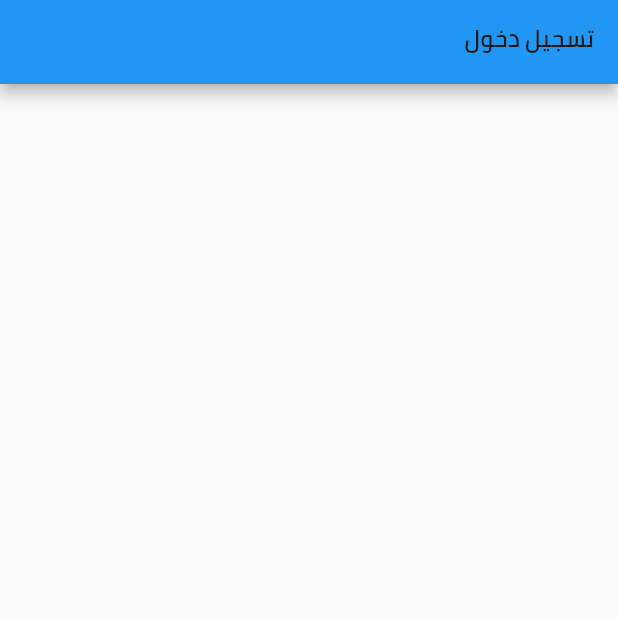
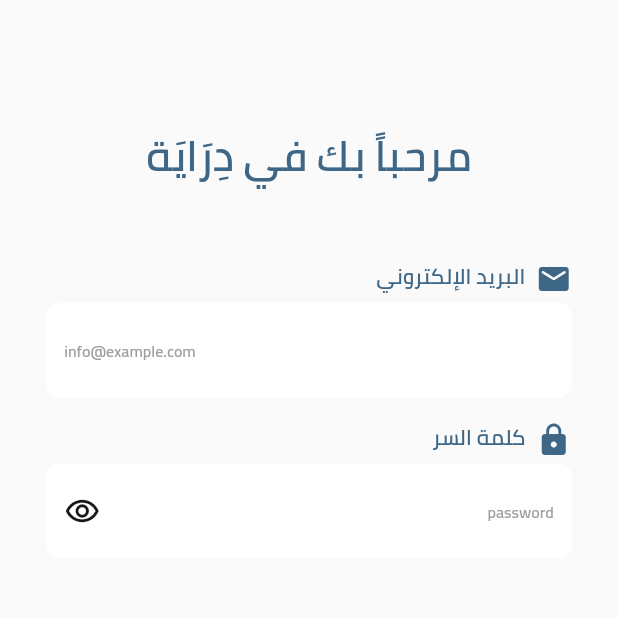
Before and after one commit to ahmedhany20200050/deraya, a Flutter app: the screen it shows after launch, on a phone screen of 412 x 824 dp, the top half of it. Run offline on Flutter 3.47's test engine with Material 2 defaults, Android fonts, the phone set to English and light mode, and no system bars; our stand-ins replace bloc, easy_localization, flutter_bloc, flutter_screenutil, hive_flutter; accounts and stored records are empty.

Commit message:
add email&password title and text fields

```diff
--- a/assets/language/ar-EG.json
+++ b/assets/language/ar-EG.json
@@ -1,4 +1,6 @@
 {
   "Login": "تسجيل دخول"
-,"email": "البريد الإلكتروني"
+, "email": "البريد الإلكتروني"
+, "password": "كلمة السر"
+, "welcome": "مرحباً بك في دِرَايَة"
 }
--- a/assets/language/en-US.json
+++ b/assets/language/en-US.json
@@ -2,4 +2,6 @@
 {
   "Login": "Login"
 ,"email": "Email"
+,"password": "password"
+,"welcome": "Welcome to Derya"
 }
--- a/lib/core/constant/colors.dart
+++ b/lib/core/constant/colors.dart
@@ -1,6 +1,6 @@
 import 'package:flutter/material.dart';
 
-class ColorsManger{
+abstract class ColorsManger{
   //#3E6787
   static const Color primary = Color(0xff3E6787);
   static const Color blackColor = Color(0xff171717);
--- a/lib/presentation/components/text_form_field.dart
+++ b/lib/presentation/components/text_form_field.dart
@@ -125,13 +125,13 @@ class _TextFormFieldWidgetState extends State<TextFormFieldWidget> {
                   borderSide:
                   BorderSide(color: widget.activeBorderColor, width: 1.0),
                   borderRadius:
-                  BorderRadius.all(Radius.circular(60.r))),
+                  BorderRadius.all(Radius.circular(10.r))),
               enabledBorder: OutlineInputBorder(
-                  borderSide: BorderSide(color: Colors.white, width: 1.0),
+                  borderSide: const BorderSide(color: Colors.white, width: 1.0),
                   borderRadius:
-                  BorderRadius.all(Radius.circular(60.r))),
+                  BorderRadius.all(Radius.circular(10.r))),
               labelStyle: const TextStyle(color: ColorsManger.blackColor,fontFamily: "cairo",fontWeight: FontWeight.w400),
-              hintStyle: TextStyle(color: ColorsManger.blackColor, fontSize: 12.sp,fontFamily: "cairo",fontWeight: FontWeight.w400),
+              hintStyle: TextStyle(color: Colors.grey, fontSize: 12.sp,fontFamily: "cairo",fontWeight: FontWeight.w400),
               hintText: widget.hintText),
       keyboardType: widget.type,
       obscureText: widget.password,
--- a/lib/presentation/screens/login/login_screen.dart
+++ b/lib/presentation/screens/login/login_screen.dart
@@ -1,3 +1,5 @@
+import 'package:deraya_application/core/constant/colors.dart';
+import 'package:deraya_application/presentation/components/text_form_field.dart';
 import 'package:deraya_application/presentation/components/text_widget.dart';
 import 'package:deraya_application/presentation/screens/login/cubit/login_cubit.dart';
 import 'package:easy_localization/easy_localization.dart';
@@ -19,15 +21,52 @@ class LoginScreen extends StatelessWidget {
         builder: (context, state) {
           LoginCubit cubit = BlocProvider.of(context);
           return Scaffold(
-            appBar: AppBar(
-              title: TextWidget(
-                ///.tr stand for the translation
-                title: 'Login'.tr(),
-                /// .sp is for the responsive of the font
-                fontSize: 18.sp,
+            body:SingleChildScrollView(
+              child: Padding(
+                padding:  EdgeInsets.symmetric(horizontal: 32.w),
+                child: Column(
+                  children: [
+                    const SizedBox(height: 90,),
+                    TextWidget(title: 'welcome'.tr(),fontSize: 31.69.sp,fontWeight:FontWeight.w600,color: ColorsManger.primary,),
+                    const SizedBox(height: 50,),
+                    Row(
+                      mainAxisAlignment: MainAxisAlignment.start,
+                      children: [
+                        const Icon(Icons.email_rounded,color: ColorsManger.primary,),
+                        const SizedBox(width: 7,),
+                        TextWidget(title: 'email'.tr(),fontSize: 16.sp,fontWeight: FontWeight.w400,color: ColorsManger.primary,),
+                      ],
+                    ),
+                    const SizedBox(height: 4,),
+                    TextFormFieldWidget(
+                      borderRadius: 1.0,
+                      onChanged: (val){},
+                      hintText: 'info@example.com',
+                      borderColor: ColorsManger.primary.withOpacity(0.6),
+                      textalign: TextAlign.end,
+
+                    ),
+                    const SizedBox(height: 16,),
+                    Row(
+                      mainAxisAlignment: MainAxisAlignment.start,
+                      children: [
+                        const Icon(Icons.lock,color: ColorsManger.primary,),
+                        const SizedBox(width: 7,),
+                        TextWidget(title: 'password'.tr(),fontSize: 16.sp,fontWeight: FontWeight.w400,color: ColorsManger.primary,),
+                      ],
+                    ),
+                    const SizedBox(height: 4,),
+                    TextFormFieldWidget(
+                      borderRadius: 1.0,
+                      onChanged: (val){},
+                      hintText: 'password',
+                      borderColor: ColorsManger.primary.withOpacity(0.6),
+                      password: true,
+                    ),
+                  ],
+                ),
               ),
             ),
-            body: Column(),
           );
         },
       ),
```
Also changed, not shown: pubspec.lock, 1 other file.
